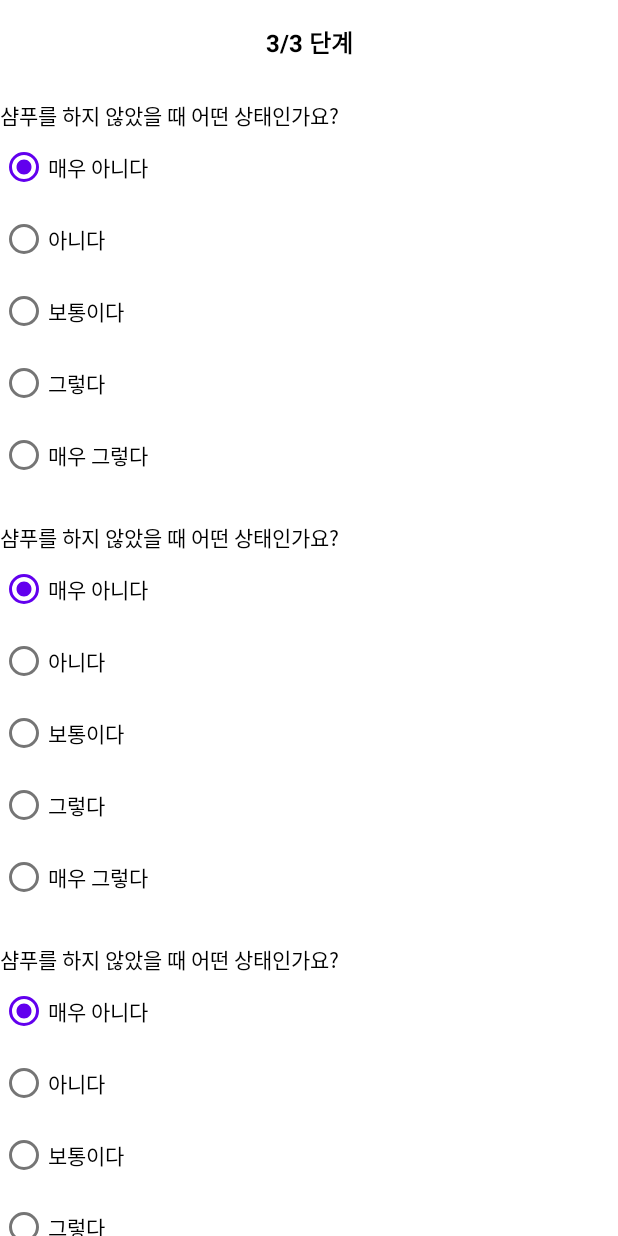
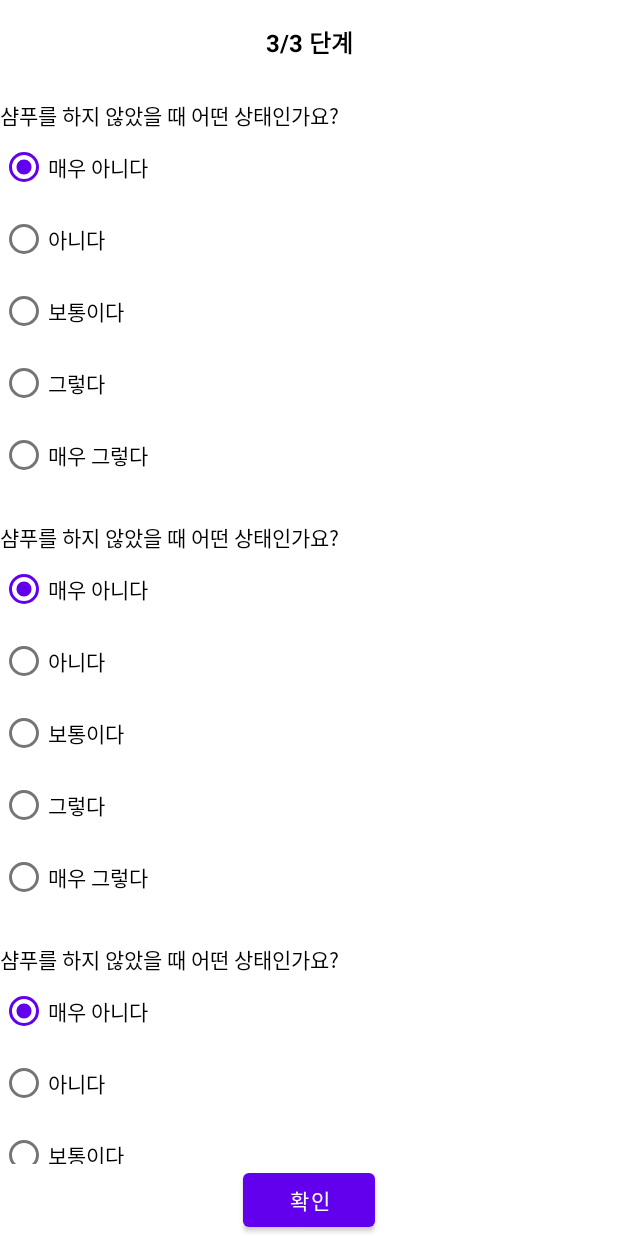
Before and after one commit to Kim-Ju-Yeop/LillyCover, an Android app: the layout activity_survey.xml on its own in the app's theme, with its tools: preview values and no code run, on a phone screen of 412 x 824 dp. Run offline under Robolectric (Android 15) with nearby library versions, the phone set to English and light mode, and no system bars; network calls fail.

Commit message:
[ADD] RadioButton Event 구현

```diff
--- a/app/src/main/java/com/lillycover/hair/viewmodel/recyclerview/SurveyItemViewModel.kt
+++ b/app/src/main/java/com/lillycover/hair/viewmodel/recyclerview/SurveyItemViewModel.kt
@@ -4,7 +4,7 @@ import com.lillycover.hair.base.viewmodel.BaseViewModel
 import com.lillycover.hair.network.model.response.SurveyQuestionResponse
 
 class SurveyItemViewModel(
-    private val surveyQuestionResposne: SurveyQuestionResponse
+    val surveyQuestionResposne: SurveyQuestionResponse
 ) : BaseViewModel() {
 
     var questionText: String
--- /dev/null
+++ b/app/src/main/java/com/lillycover/hair/widget/navigator/SurveyItemNavigator.kt
@@ -0,0 +1,7 @@
+package com.lillycover.hair.widget.navigator
+
+import com.lillycover.hair.network.model.response.SurveyQuestionResponse
+
+interface SurveyItemNavigator {
+    fun radioButtonEvent(buttonIdx: Int, surveyQuestionResponse: SurveyQuestionResponse)
+}
--- a/app/src/main/java/com/lillycover/hair/widget/recyclerview/RecyclerViewItem.kt
+++ b/app/src/main/java/com/lillycover/hair/widget/recyclerview/RecyclerViewItem.kt
@@ -8,6 +8,6 @@ data class RecyclerViewItem(val viewModel: Any, val navigator: Any?, @LayoutRes
 
     fun bind(binding: ViewDataBinding) {
         binding.setVariable(BR.viewModel, viewModel)
-//        if (navigator != null) binding.setVariable(BR.navigator, navigator)
+        if (navigator != null) binding.setVariable(BR.navigator, navigator)
     }
 }
--- a/app/src/main/java/com/lillycover/hair/widget/util/DiagnoseUtil.kt
+++ b/app/src/main/java/com/lillycover/hair/widget/util/DiagnoseUtil.kt
@@ -6,4 +6,5 @@ import androidx.lifecycle.MutableLiveData
 object DiagnoseUtil {
     val hairBitmapList = ArrayList<Bitmap>()
     val faceBitmap = MutableLiveData<Bitmap>()
+    val surveySolutionArray = arrayOf(1, 1, 1, 1, 1, 1, 1, 1, 1, 1, 1, 1, 1, 1)
 }
--- a/app/src/main/res/layout/activity_survey.xml
+++ b/app/src/main/res/layout/activity_survey.xml
@@ -32,9 +32,17 @@
 
         <androidx.recyclerview.widget.RecyclerView
             android:layout_width="match_parent"
-            android:layout_height="match_parent"
+            android:layout_height="0dp"
+            android:layout_weight="1"
             app:item="@{viewModel.surveyItemList}"
             tools:listitem="@layout/item_survey" />
+
+        <Button
+            android:layout_width="wrap_content"
+            android:layout_height="wrap_content"
+            android:text="@string/text_check"
+            android:layout_gravity="center"
+            android:onClick="@{() -> viewModel.checkEvent()}"/>
 
     </LinearLayout>
 
--- a/app/src/main/res/layout/item_survey.xml
+++ b/app/src/main/res/layout/item_survey.xml
@@ -6,6 +6,9 @@
 
     <data>
         <import type="android.view.View" />
+        <variable
+            name="navigator"
+            type="com.lillycover.hair.widget.navigator.SurveyItemNavigator" />
         <variable
             name="viewModel"
             type="com.lillycover.hair.viewmodel.recyclerview.SurveyItemViewModel" />
@@ -37,6 +40,7 @@
                 android:layout_height="wrap_content"
                 android:text="@={viewModel.item1Text}"
                 android:visibility="@{viewModel.item1Text.empty ? View.GONE : View.VISIBLE}"
+                android:onClick="@{() -> navigator.radioButtonEvent(1, viewModel.surveyQuestionResposne)}"
                 tools:text="매우 아니다" />
 
             <RadioButton
@@ -44,6 +48,7 @@
                 android:layout_height="wrap_content"
                 android:text="@={viewModel.item2Text}"
                 android:visibility="@{viewModel.item2Text.empty ? View.GONE : View.VISIBLE}"
+                android:onClick="@{() -> navigator.radioButtonEvent(2, viewModel.surveyQuestionResposne)}"
                 tools:text="아니다" />
 
             <RadioButton
@@ -51,6 +56,7 @@
                 android:layout_height="wrap_content"
                 android:text="@={viewModel.item3Text}"
                 android:visibility="@{viewModel.item3Text.empty ? View.GONE : View.VISIBLE}"
+                android:onClick="@{() -> navigator.radioButtonEvent(3, viewModel.surveyQuestionResposne)}"
                 tools:text="보통이다" />
 
             <RadioButton
@@ -58,6 +64,7 @@
                 android:layout_height="wrap_content"
                 android:text="@={viewModel.item4Text}"
                 android:visibility="@{viewModel.item4Text.empty ? View.GONE : View.VISIBLE}"
+                android:onClick="@{() -> navigator.radioButtonEvent(4, viewModel.surveyQuestionResposne)}"
                 tools:text="그렇다" />
 
             <RadioButton
@@ -65,6 +72,7 @@
                 android:layout_height="wrap_content"
                 android:text="@={viewModel.item5Text}"
                 android:visibility="@{viewModel.item5Text.empty ? View.GONE : View.VISIBLE}"
+                android:onClick="@{() -> navigator.radioButtonEvent(5, viewModel.surveyQuestionResposne)}"
                 tools:text="매우 그렇다" />
         </RadioGroup>
 
```
Also changed, not shown: app/src/main/java/com/lillycover/hair/viewmodel/activity/SurveyViewModel.kt (+14 -2 lines).
